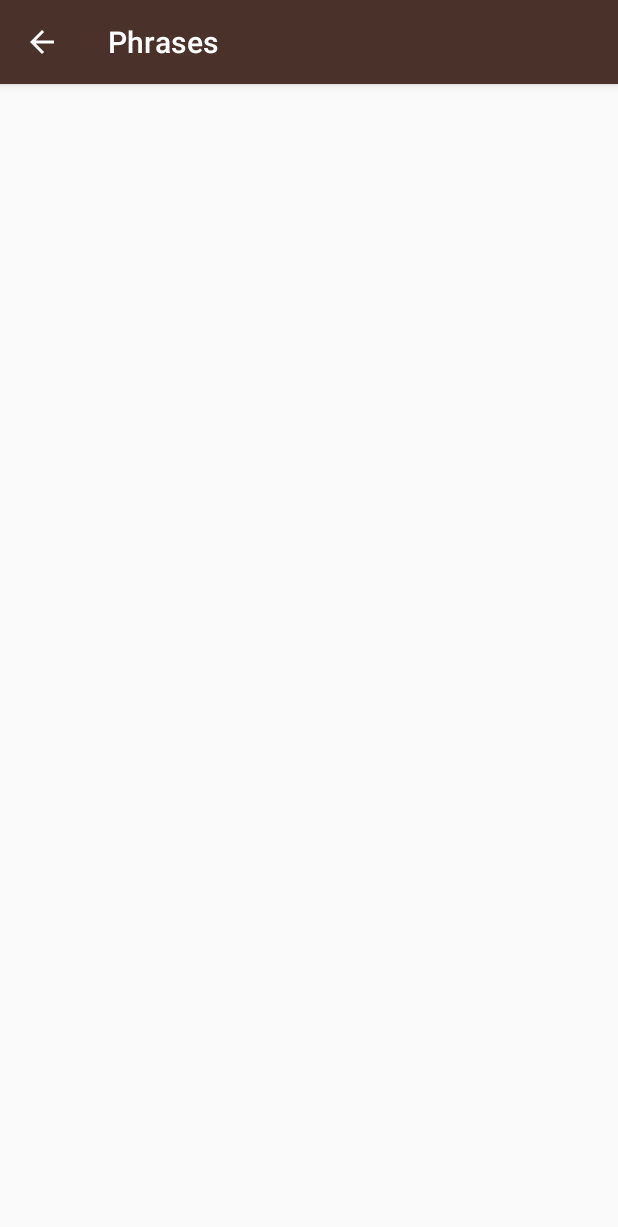
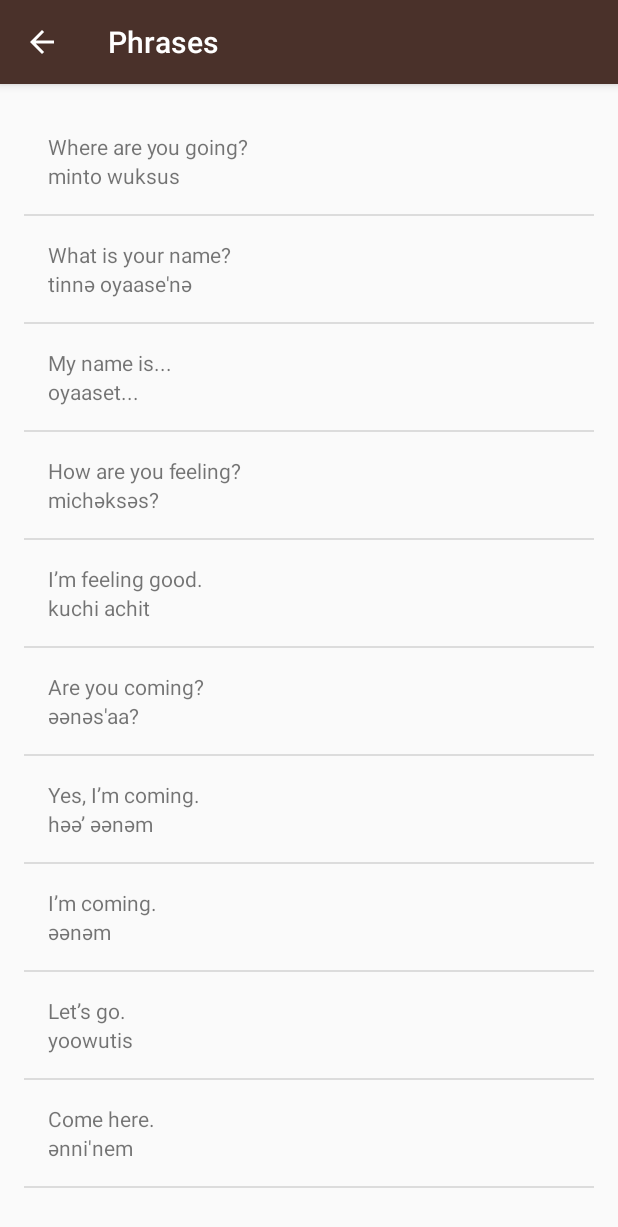
Before and after one commit to pedpess/android-miwok, an Android app: the PhrasesActivity screen opened directly, with no data from a screen before it, on a phone screen of 412 x 824 dp. Shown: the top 1227 px of the screen. Run offline under Robolectric (Android 15) with nearby library versions, the phone set to English and light mode, and no system bars.

Commit message:
Add phrases list

```diff
--- a/app/src/main/java/com/example/android/miwok/ColorsActivity.java
+++ b/app/src/main/java/com/example/android/miwok/ColorsActivity.java
@@ -17,6 +17,9 @@ package com.example.android.miwok;
 
 import android.support.v7.app.AppCompatActivity;
 import android.os.Bundle;
+import android.widget.ListView;
+
+import java.util.ArrayList;
 
 public class ColorsActivity extends AppCompatActivity {
 
@@ -24,5 +27,8 @@ public class ColorsActivity extends AppCompatActivity {
     protected void onCreate(Bundle savedInstanceState) {
         super.onCreate(savedInstanceState);
         setContentView(R.layout.word_list);
+
+
+
     }
 }
--- a/app/src/main/java/com/example/android/miwok/FamilyActivity.java
+++ b/app/src/main/java/com/example/android/miwok/FamilyActivity.java
@@ -17,6 +17,9 @@ package com.example.android.miwok;
 
 import android.support.v7.app.AppCompatActivity;
 import android.os.Bundle;
+import android.widget.ListView;
+
+import java.util.ArrayList;
 
 public class FamilyActivity extends AppCompatActivity {
 
@@ -24,5 +27,8 @@ public class FamilyActivity extends AppCompatActivity {
     protected void onCreate(Bundle savedInstanceState) {
         super.onCreate(savedInstanceState);
         setContentView(R.layout.word_list);
+
+
+
     }
 }
--- a/app/src/main/java/com/example/android/miwok/PhrasesActivity.java
+++ b/app/src/main/java/com/example/android/miwok/PhrasesActivity.java
@@ -17,6 +17,9 @@ package com.example.android.miwok;
 
 import android.support.v7.app.AppCompatActivity;
 import android.os.Bundle;
+import android.widget.ListView;
+
+import java.util.ArrayList;
 
 public class PhrasesActivity extends AppCompatActivity {
 
@@ -24,5 +27,28 @@ public class PhrasesActivity extends AppCompatActivity {
     protected void onCreate(Bundle savedInstanceState) {
         super.onCreate(savedInstanceState);
         setContentView(R.layout.word_list);
+
+        ArrayList<Word> words = new ArrayList<Word>();
+
+        words.add(new Word("Where are you going?", "minto wuksus"));
+        words.add(new Word("What is your name?", "tinnә oyaase'nә"));
+        words.add(new Word("My name is...", "oyaaset..."));
+        words.add(new Word("How are you feeling?", "michәksәs?"));
+        words.add(new Word("I’m feeling good.", "kuchi achit"));
+        words.add(new Word("Are you coming?", "әәnәs'aa?"));
+        words.add(new Word("Yes, I’m coming.", "hәә’ әәnәm"));
+        words.add(new Word("I’m coming.", "әәnәm"));
+        words.add(new Word("Let’s go.", "yoowutis"));
+        words.add(new Word("Come here.", "әnni'nem"));
+
+
+        WordAdapter adapter =
+                new WordAdapter(this, words);
+
+
+        ListView listView = (ListView) findViewById(R.id.list);
+
+        listView.setAdapter(adapter);
+
     }
 }
```
